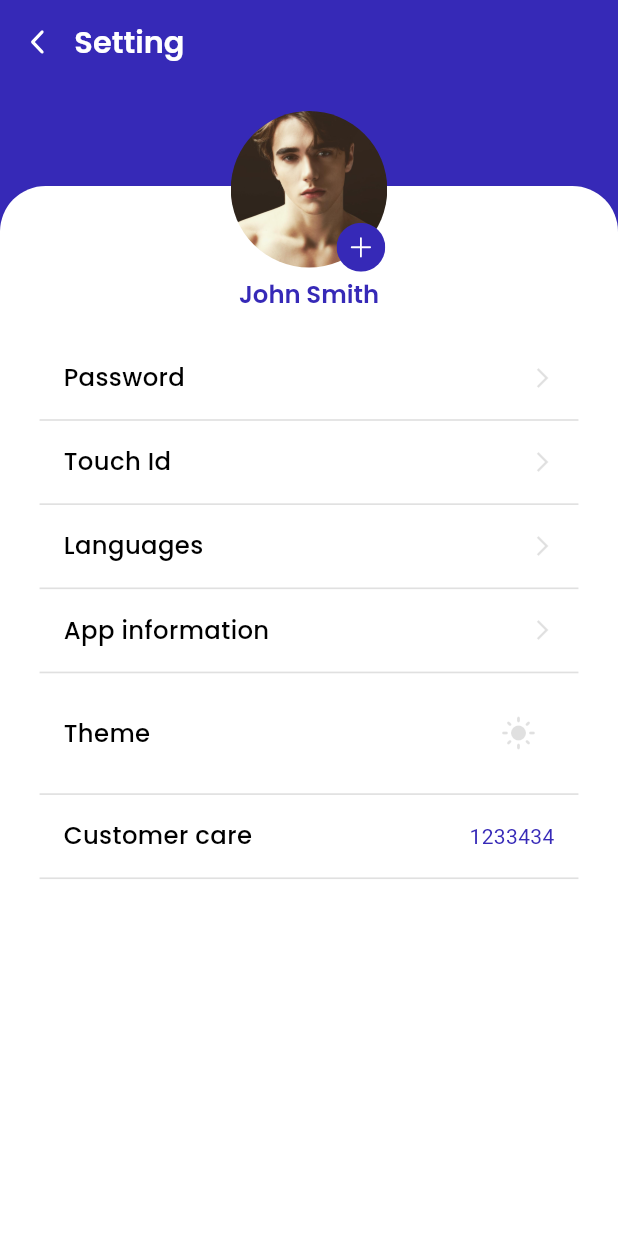
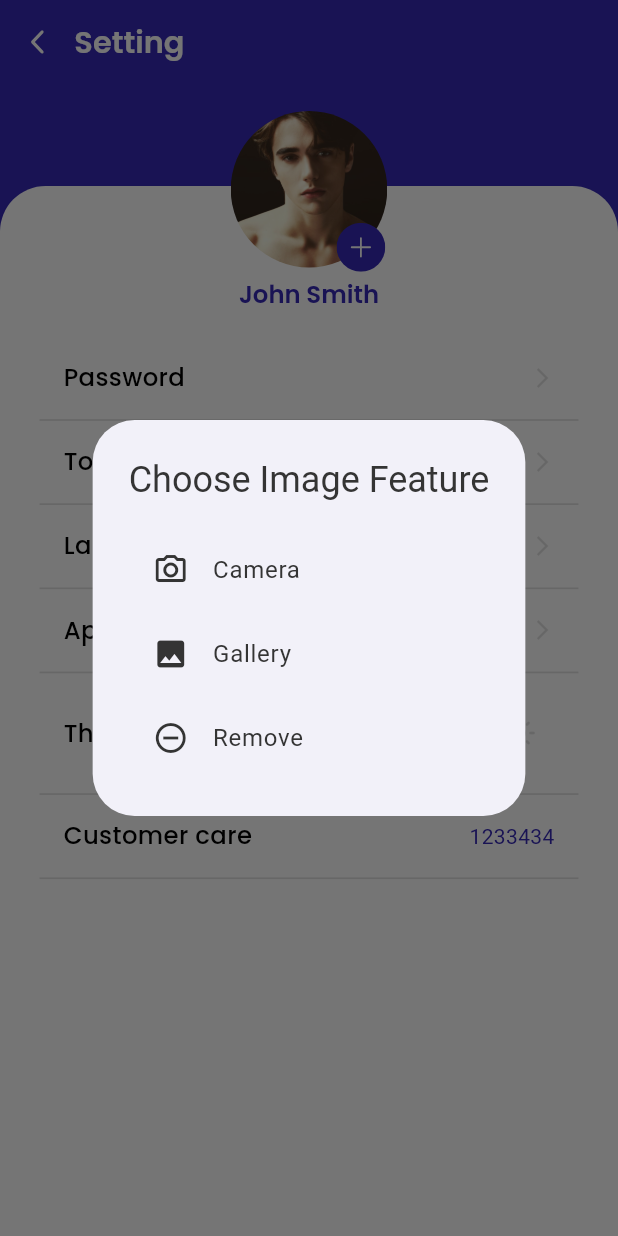
Before and after one commit to Aakanksha507/veda_project, a Flutter app: the SettingScreen screen opened directly, after a tap on an icon or button, on a phone screen of 412 x 824 dp. Run offline on Flutter 3.47's test engine with Material 3 defaults, Android fonts, the phone set to English and light mode, and no system bars; our stand-ins replace cached_network_image, dio, flutter_riverpod, flutter_screenutil, flutter_svg, google_fonts and 4 more; accounts and stored records are empty; generated files the repository leaves out were written again.

Commit message:
Working on Update Profile

```diff
--- a/lib/features/auth/shared_preference.dart
+++ b/lib/features/auth/shared_preference.dart
@@ -1,6 +1,6 @@
 import 'dart:convert';
 import 'dart:io';
-import 'package:flutter/cupertino.dart';
+import 'package:flutter/rendering.dart';
 import 'package:myflutterapp/models/user_model.dart';
 import 'package:path_provider/path_provider.dart';
 import 'package:shared_preferences/shared_preferences.dart';
@@ -12,6 +12,7 @@ class SharedPrefService {
   Future<void> setData(User user) async {
     final SharedPreferences prefs = await SharedPreferences.getInstance();
     List<String> userList = prefs.getStringList(_usersKey) ?? [];
+    debugPrint("%%%%% usersdata: ${userList}");
 
     userList.removeWhere((jsonStr) {
       final map = jsonDecode(jsonStr);
@@ -35,11 +36,13 @@ class SharedPrefService {
     await pref.remove('phoneNumber');
   }
 
-  //to retrive all data
+
 Future<List<User>> getAllUsers() async {
   final SharedPreferences prefs = await SharedPreferences.getInstance();
+// print("Saved phone number: ${prefs.getString('phoneNumber')}");
+// print("Saved users: ${prefs.getStringList('users')}");
+
   List<String> userList = prefs.getStringList(_usersKey) ?? [];
-
   return userList.map((userJson) {
     Map<String, dynamic> userMap = jsonDecode(userJson);
     return User.fromJson(userMap);
@@ -94,7 +97,7 @@ class SharedPrefService {
         userList.map((userJson) {
           final userMap = jsonDecode(userJson);
           if (userMap['phoneNumber'] == phoneNumber) {
-            userMap['profileImage'] = base64Image;
+            userMap['profileImg'] = base64Image;
           }
           return jsonEncode(userMap);
         }).toList();
@@ -111,18 +114,36 @@ class SharedPrefService {
     for (var userJson in userList) {
       final userMap = jsonDecode(userJson);
       if (userMap['phoneNumber'] == phoneNumber) {
-        final base64Image = userMap['profileImage'];
+        final base64Image = userMap['profileImg'];
+                // print("Match User Phone: ${base64Image}");
         if (base64Image != null && base64Image.isNotEmpty) {
           final bytes = base64Decode(base64Image);
-          final tempDir = await getTemporaryDirectory();
-          final file = File('${tempDir.path}/profile_image');
+          final appDocDir = await getApplicationDocumentsDirectory();
+          final file = File('${appDocDir.path}/profile_image');
           await file.writeAsBytes(bytes);
-
           return file;
+        }
       }
     }
     return null;
   }
-    return null;
+
+  Future<void> clearUserProfileImage() async {
+    final prefs = await SharedPreferences.getInstance();
+    final phoneNumber = prefs.getString('phoneNumber');
+    if (phoneNumber == null) return;
+
+    List<String> userList = prefs.getStringList(_usersKey) ?? [];
+    List<String> updated =
+        userList.map((userJson) {
+          final userMap = jsonDecode(userJson);
+          if (userMap['phoneNumber'] == phoneNumber) {
+            userMap.remove('profileImg');
           }
+          return jsonEncode(userMap);
+        }).toList();
+
+    await prefs.setStringList(_usersKey, updated);
   }
+
+}
--- a/lib/features/auth/signup/sign_up_page.dart
+++ b/lib/features/auth/signup/sign_up_page.dart
@@ -121,7 +121,9 @@ class SignUpPageState extends State<SignUpPage> {
                           password: password,
                         );
 
+
                         await prefService.setData(newUser);
+                        await prefService.setUserPhoneNumber(newUser.phoneNumber!);
 
                         ScaffoldMessenger.of(context).showSnackBar(
                           SnackBar(content: Text(loc.registration_success_message),
--- a/lib/features/homepage/screens/beneficiary/beneficiary.dart
+++ b/lib/features/homepage/screens/beneficiary/beneficiary.dart
@@ -232,6 +232,7 @@ class _BeneficiaryState extends State<Beneficiary> {
                                           username: currentUser.username,
                                           phoneNumber: currentUser.phoneNumber,
                                           password: currentUser.password,
+                                          profileImg: currentUser.profileImg,
                                           bankName: bankName,
                                           bankBranch: bankBranch,
                                           transactionName: transactionName,
--- a/lib/features/homepage/screens/setting/setting_screen.dart
+++ b/lib/features/homepage/screens/setting/setting_screen.dart
@@ -26,28 +26,98 @@ class _SettingScreenState extends State<SettingScreen> {
   File? selectedImage;
   SharedPrefService prefService = SharedPrefService();
 
-  Future getImage() async {
-    final returnedImage = await ImagePicker().pickImage(
-      source: ImageSource.gallery,
-    );
-    if (returnedImage == null) return;
-    final imageFile = File(returnedImage.path);
-    await prefService.saveImageToPrefs(imageFile);
-    setState(() {
-      selectedImage =imageFile;
-    });
+  get routeObserver => null;
+
+  @override
+  void initState() {
+    super.initState();
+    loadImage();
+    // getLostData();
   }
-  @override
-  void initState(){
-    super.initState();
-     prefService.loadUserProfileImage().then((file) {
+
+  Future<void> loadImage() async {
+    final file = await prefService.loadUserProfileImage();
     if (file != null) {
       setState(() {
         selectedImage = file;
       });
     }
-  });
   }
+
+  Future getImage() async {
+    final ImagePicker picker = ImagePicker();
+    final XFile? returnedImage = await showDialog(
+      context: context,
+      builder: (BuildContext context) {
+        return AlertDialog(
+          title: const Text('Choose Image Feature'),
+          content: Column(
+            mainAxisSize: MainAxisSize.min,
+            children: <Widget>[
+              ListTile(
+                leading: Icon(Icons.camera_alt_outlined),
+                title: Text("Camera"),
+                onTap: () async {
+                  Navigator.pop(
+                    context,
+                    await picker.pickImage(source: ImageSource.camera),
+                  );
+                },
+              ),
+              ListTile(
+                leading: Icon(Icons.photo),
+                title: Text("Gallery"),
+                onTap: () async {
+                  Navigator.pop(
+                    context,
+                    await picker.pickImage(source: ImageSource.gallery),
+                  );
+                },
+              ),
+              ListTile(
+                leading: Icon(Icons.remove_circle_outline),
+                title: Text("Remove"),
+                onTap: () async {
+                  Navigator.pop(context, null);
+                },
+              ),
+            ],
+          ),
+        );
+      },
+    );
+    if (returnedImage == null) {
+      await prefService.clearUserProfileImage();
+      setState(() {
+        selectedImage = null;
+      });
+      return;
+    }
+    final imageFile = File(returnedImage.path);
+    await prefService.saveImageToPrefs(imageFile);
+    setState(() {
+      selectedImage = imageFile;
+    });
+  }
+
+
+  // Future<void> getLostData() async {
+  //   final ImagePicker picker = ImagePicker();
+  //   final LostDataResponse response = await picker.retrieveLostData();
+
+  //   if (response.isEmpty) return;
+
+  //   final List<XFile>? files = response.files;
+  //   if (files != null && files.isNotEmpty) {
+  //     final imageFile = File(files.first.path);
+  //     await prefService.saveImageToPrefs(imageFile);
+  //     setState(() {
+  //       selectedImage = imageFile;
+  //      });
+  //   }else {
+  //     debugPrint('Error retrieving lost data: ${response.exception}');
+  //   }
+  // }
 
   @override
   Widget build(BuildContext context) {
@@ -125,9 +195,11 @@ class _SettingScreenState extends State<SettingScreen> {
             left: 145.w,
             child: ProfileUsernameWidget(username: loc.user),
           ),
-          Padding(
-            padding: EdgeInsets.symmetric(vertical: 166.h, horizontal: 24.w),
+          Positioned(
+            top: 166.h, left: 24.w, right: 24.w, bottom: 0,
+            // padding: EdgeInsets.symmetric(vertical: 166.h, horizontal: 24.w),
             child: ListView.separated(
+
               itemBuilder: (context, index) {
                 final items = item[index];
 
--- a/lib/main.dart
+++ b/lib/main.dart
@@ -30,8 +30,8 @@ class _MyAppState extends ConsumerState<MyApp> {
     //ref is obj provided by riverpod that access and react to state provider.
     final themeMode = ref.watch(themeModeProvider);
     final appLocale = ref.watch(localeProvider);
+
     return MaterialApp(
-
       theme: AppTheme.lighttheme(),
       darkTheme: AppTheme.darkTheme(),
       themeMode: themeMode,//ThemeMode.system,
--- a/pubspec.yaml
+++ b/pubspec.yaml
@@ -53,6 +53,7 @@ dependencies:
   image_picker: ^1.1.2
   path: ^1.9.1
   path_provider: ^2.1.5
+  collection: ^1.19.1
 
 
 
```
Also changed, not shown: lib/features/auth/login/sign_in_page.dart (+41 -32 lines), lib/features/homepage/dashbaord_page.dart (+12 -10 lines), lib/features/homepage/screens/beneficiary/edit_beneficary.dart (+17 -6 lines), lib/features/utils/layout_dialog_box.dart (added, +30 -0 lines), pubspec.lock. Lines whose indentation alone changed are shown as unchanged.
